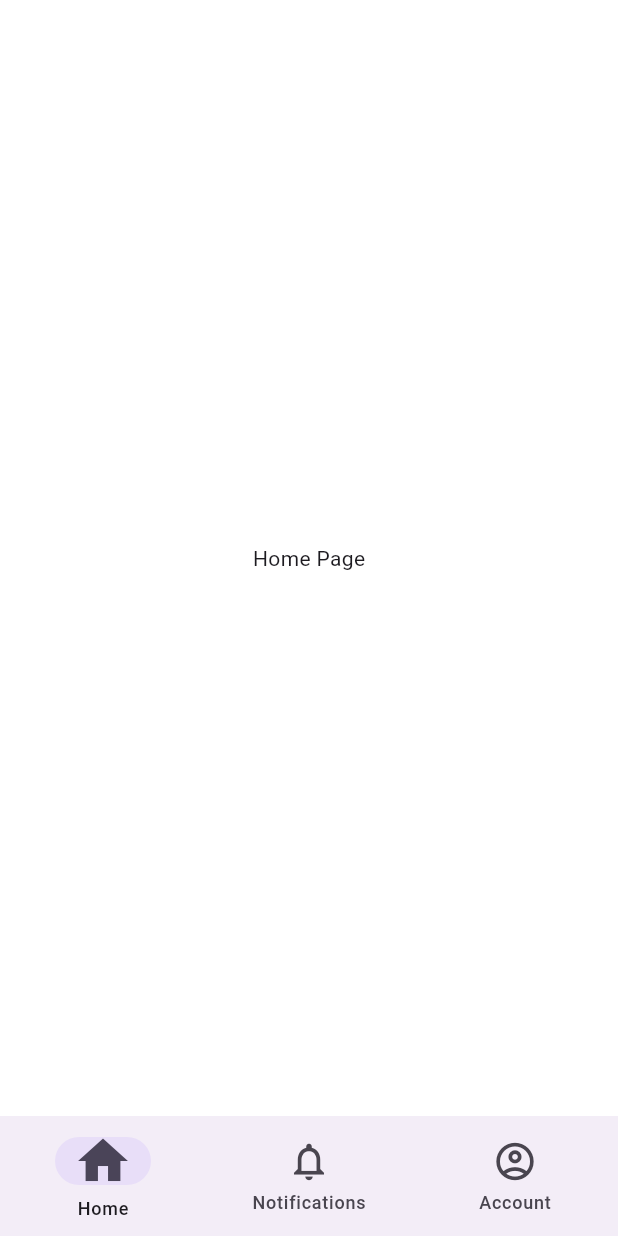
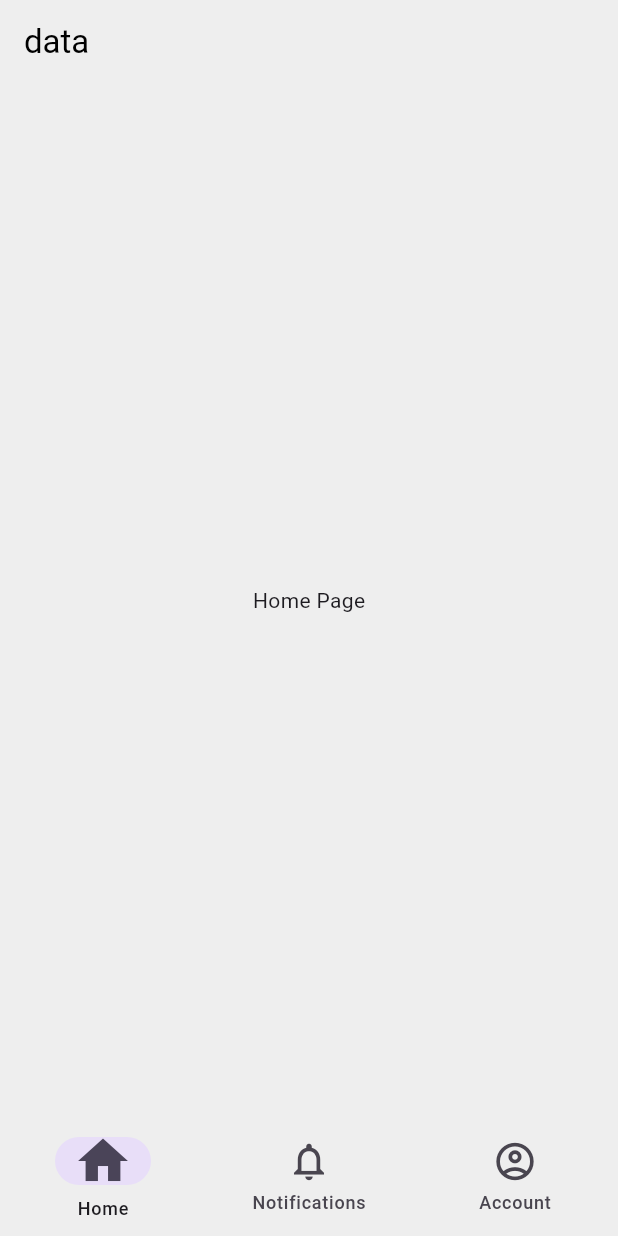
Before and after one commit to aayushman950/Air-Quality-Monitoring-System, a Flutter app: the screen it shows after launch, on a phone screen of 412 x 824 dp. Run offline on Flutter 3.47's test engine with Material 3 defaults, Android fonts, the light colour scheme and no system bars.

Commit message:
modified custom themes

```diff
--- a/aqms/lib/pages/home_page.dart
+++ b/aqms/lib/pages/home_page.dart
@@ -7,6 +7,9 @@ class HomePage extends StatelessWidget {
   Widget build(BuildContext context) {
     return SafeArea(
       child: Scaffold(
+        appBar: AppBar(
+          title: Text("data"),
+        ),
         body: Center(child: Text("Home Page")),
       ),
     );
--- a/aqms/lib/themes/dark_theme.dart
+++ b/aqms/lib/themes/dark_theme.dart
@@ -5,7 +5,7 @@ final ThemeData darkTheme = ThemeData(
   primarySwatch: Colors.blue,
   scaffoldBackgroundColor: Colors.black,
   appBarTheme: AppBarTheme(
-    backgroundColor: Colors.black,
+    backgroundColor: Colors.transparent,
     foregroundColor: Colors.white,
   ),
 );
--- a/aqms/lib/themes/light_theme.dart
+++ b/aqms/lib/themes/light_theme.dart
@@ -3,9 +3,9 @@ import 'package:flutter/material.dart';
 final ThemeData lightTheme = ThemeData(
   brightness: Brightness.light,
   primarySwatch: Colors.blue,
-  scaffoldBackgroundColor: Colors.white,
+  scaffoldBackgroundColor: Colors.grey.shade200,
   appBarTheme: AppBarTheme(
-    backgroundColor: Colors.blue,
-    foregroundColor: Colors.white,
+    backgroundColor: Colors.transparent,
+    foregroundColor: Colors.black,
   ),
 );
--- a/aqms/lib/widgets/bottom_nav_bar.dart
+++ b/aqms/lib/widgets/bottom_nav_bar.dart
@@ -26,6 +26,8 @@ class _BottomNavBarState extends State<BottomNavBar> {
             currentPageIndex = index;
           });
         },
+
+        backgroundColor: Colors.transparent,
         destinations: [
           NavigationDestination(
             selectedIcon: Icon(Icons.home, size: 40),
```
